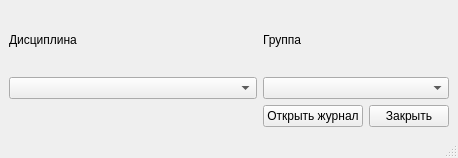
ziminyuri/student-performance-analysis, file forms/qt/grade/grades.ui: the form before one commit.
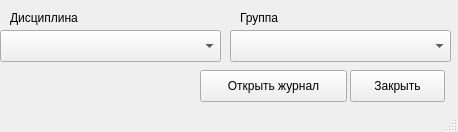
The form after the commit.

```diff
--- a/forms/qt/grade/grades.ui
+++ b/forms/qt/grade/grades.ui
@@ -7,18 +7,41 @@
     <x>0</x>
     <y>0</y>
     <width>458</width>
-    <height>158</height>
+    <height>132</height>
    </rect>
   </property>
   <property name="windowTitle">
    <string>MainWindow</string>
   </property>
   <widget class="QWidget" name="centralwidget">
-   <layout class="QVBoxLayout" name="verticalLayout">
-    <item>
-     <layout class="QGridLayout" name="gridLayout">
-      <item row="3" column="1">
+   <widget class="QPushButton" name="pushButton_2">
+    <property name="geometry">
+     <rect>
+      <x>350</x>
+      <y>70</y>
+      <width>95</width>
+      <height>32</height>
+     </rect>
+    </property>
+    <property name="sizePolicy">
+     <sizepolicy hsizetype="Fixed" vsizetype="Fixed">
+      <horstretch>0</horstretch>
+      <verstretch>0</verstretch>
+     </sizepolicy>
+    </property>
+    <property name="text">
+     <string>Закрыть</string>
+    </property>
+   </widget>
        <widget class="QPushButton" name="pushButton">
+    <property name="geometry">
+     <rect>
+      <x>200</x>
+      <y>70</y>
+      <width>147</width>
+      <height>32</height>
+     </rect>
+    </property>
         <property name="sizePolicy">
          <sizepolicy hsizetype="Fixed" vsizetype="Fixed">
           <horstretch>0</horstretch>
@@ -29,43 +52,52 @@
          <string>Открыть журнал</string>
         </property>
        </widget>
-      </item>
-      <item row="0" column="1" colspan="2">
-       <widget class="QLabel" name="label_2">
-        <property name="text">
-         <string>Группа</string>
-        </property>
-       </widget>
-      </item>
-      <item row="0" column="0">
        <widget class="QLabel" name="label">
+    <property name="geometry">
+     <rect>
+      <x>10</x>
+      <y>10</y>
+      <width>79</width>
+      <height>16</height>
+     </rect>
+    </property>
         <property name="text">
          <string>Дисциплина</string>
         </property>
        </widget>
-      </item>
-      <item row="2" column="0">
-       <widget class="QComboBox" name="comboBox"/>
-      </item>
-      <item row="3" column="2">
-       <widget class="QPushButton" name="pushButton_2">
-        <property name="sizePolicy">
-         <sizepolicy hsizetype="Fixed" vsizetype="Fixed">
-          <horstretch>0</horstretch>
-          <verstretch>0</verstretch>
-         </sizepolicy>
+   <widget class="QComboBox" name="comboBox">
+    <property name="geometry">
+     <rect>
+      <x>0</x>
+      <y>30</y>
+      <width>221</width>
+      <height>32</height>
+     </rect>
+    </property>
+   </widget>
+   <widget class="QComboBox" name="comboBox_2">
+    <property name="geometry">
+     <rect>
+      <x>230</x>
+      <y>30</y>
+      <width>221</width>
+      <height>32</height>
+     </rect>
+    </property>
+   </widget>
+   <widget class="QLabel" name="label_2">
+    <property name="geometry">
+     <rect>
+      <x>240</x>
+      <y>10</y>
+      <width>44</width>
+      <height>16</height>
+     </rect>
         </property>
         <property name="text">
-         <string>Закрыть</string>
-        </property>
-       </widget>
-      </item>
-      <item row="2" column="1" colspan="2">
-       <widget class="QComboBox" name="comboBox_2"/>
-      </item>
-     </layout>
-    </item>
-   </layout>
+     <string>Группа</string>
+    </property>
+   </widget>
   </widget>
   <widget class="QStatusBar" name="statusbar"/>
  </widget>
```
Lines whose indentation alone changed are shown as unchanged.
